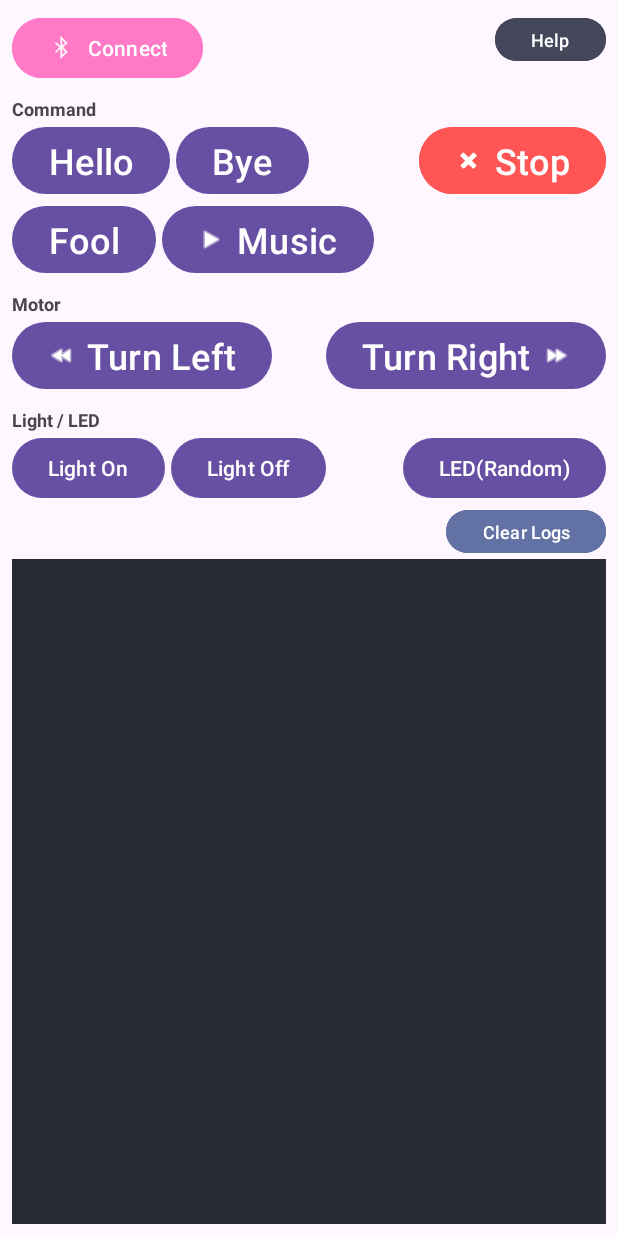
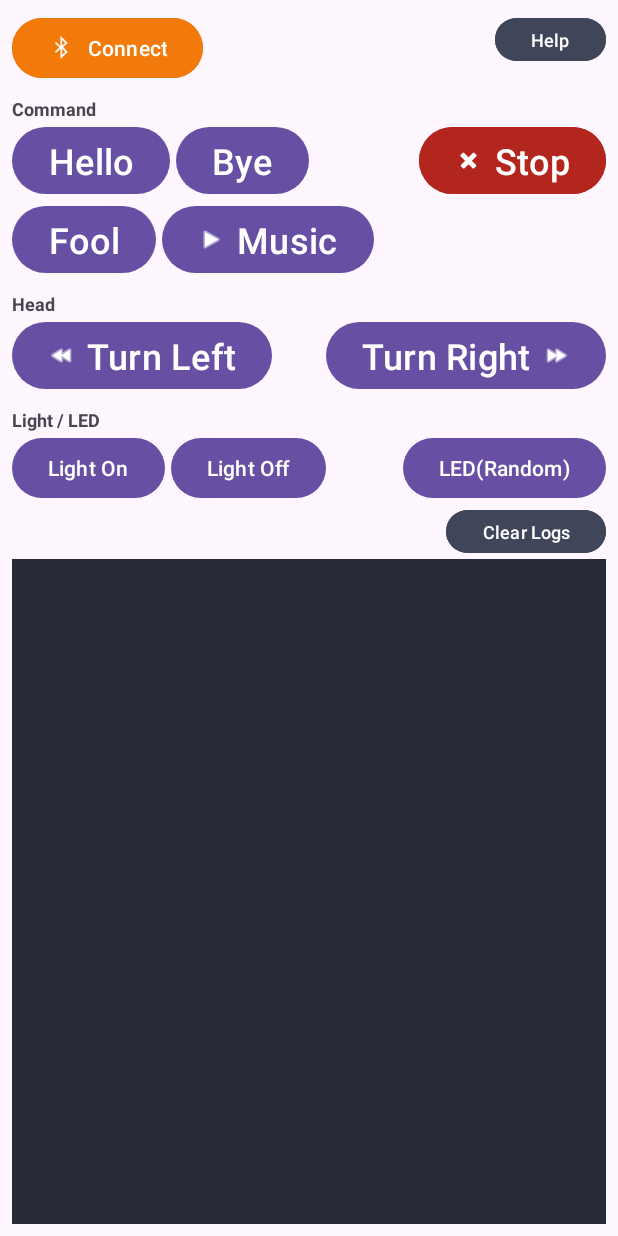
Before and after one commit to painnick/BB8Controller, an Android app: the screen it shows after launch (MainActivity), on a phone screen of 412 x 824 dp. Run offline under Robolectric (Android 15) with nearby library versions, the phone set to English and light mode, and no system bars.

Commit message:
UPDATE. 색상 정리

```diff
--- a/app/src/main/res/layout/activity_main.xml
+++ b/app/src/main/res/layout/activity_main.xml
@@ -26,7 +26,7 @@
                     android:id="@+id/btnConnect"
                     android:layout_width="wrap_content"
                     android:layout_height="wrap_content"
-                    android:backgroundTint="@color/Pink"
+                    android:backgroundTint="?android:attr/colorFocusedHighlight"
                     android:text="Connect"
                     app:icon="@android:drawable/stat_sys_data_bluetooth" />
 
@@ -39,7 +39,7 @@
                     android:layout_width="wrap_content"
                     android:layout_height="wrap_content"
                     android:layout_gravity="end|top|fill_vertical"
-                    android:backgroundTint="@color/Selection"
+                    android:backgroundTint="@android:color/system_accent2_700"
                     android:minWidth="0dip"
                     android:minHeight="0dip"
                     android:text="Help"
@@ -85,7 +85,7 @@
                 android:id="@+id/btnStop"
                 android:layout_width="wrap_content"
                 android:layout_height="wrap_content"
-                android:backgroundTint="@color/Red"
+                android:backgroundTint="?attr/colorError"
                 android:text="Stop"
                 android:textSize="24sp"
                 app:icon="@android:drawable/ic_delete" />
@@ -118,7 +118,7 @@
             android:layout_width="match_parent"
             android:layout_height="wrap_content"
             android:layout_marginTop="8dp"
-            android:text="Motor"
+            android:text="Head"
             android:textSize="12sp"
             android:textStyle="bold" />
 
@@ -203,7 +203,7 @@
                 android:id="@+id/btnClearLogs"
                 android:layout_width="wrap_content"
                 android:layout_height="wrap_content"
-                android:backgroundTint="@color/Comment"
+                android:backgroundTint="@android:color/system_accent2_700"
                 android:minWidth="0dip"
                 android:minHeight="0dip"
                 android:text="Clear Logs"
--- a/app/src/main/res/values/colors.xml
+++ b/app/src/main/res/values/colors.xml
@@ -4,17 +4,17 @@
     <color name="white">#FFFFFFFF</color>
 
     <color name="Background">#282a36</color>
-    <color name="CurrentLine">#44475a</color>
-    <color name="Selection">#44475a</color>
-    <color name="Foreground">#f8f8f2</color>
-    <color name="Comment">#6272a4</color>
+<!--    <color name="CurrentLine">#44475a</color>-->
+<!--    <color name="Selection">#44475a</color>-->
+<!--    <color name="Foreground">#f8f8f2</color>-->
+<!--    <color name="Comment">#6272a4</color>-->
 
-    <color name="Cyan">#8be9fd</color>
-    <color name="Green">#50fa7b</color>
-    <color name="Orange">#ffb86c</color>
-    <color name="Pink">#ff79c6</color>
-    <color name="Purple">#bd93f9</color>
-    <color name="Red">#ff5555</color>
-    <color name="Yellow">#f1fa8c</color>
+<!--    <color name="Cyan">#8be9fd</color>-->
+<!--    <color name="Green">#50fa7b</color>-->
+<!--    <color name="Orange">#ffb86c</color>-->
+<!--    <color name="Pink">#ff79c6</color>-->
+<!--    <color name="Purple">#bd93f9</color>-->
+<!--    <color name="Red">#ff5555</color>-->
+<!--    <color name="Yellow">#f1fa8c</color>-->
 
 </resources>
```
